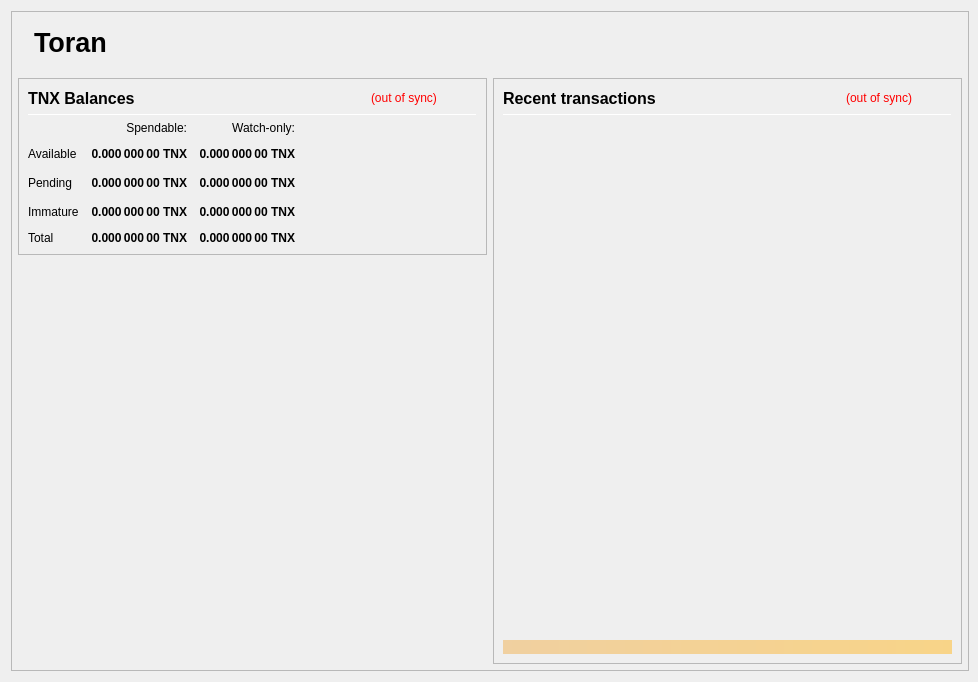
First picture: the form in src/qt/forms/overviewpage.ui, repository MotifyMusicGroup/Motify, before the edit.
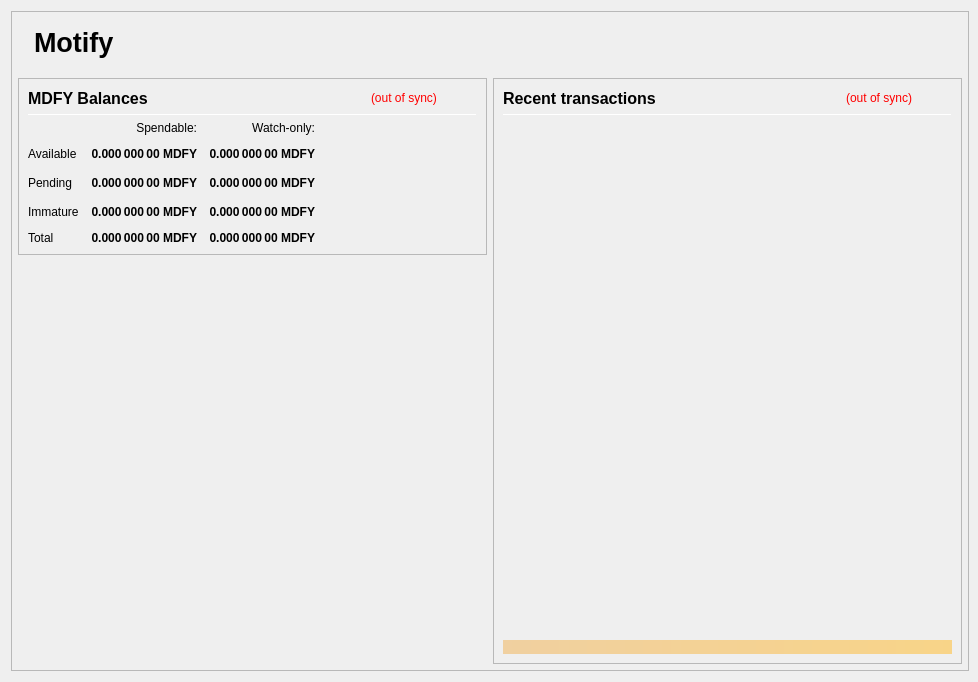
Second picture: the form after the edit.

Patch:
```diff
--- a/src/qt/forms/overviewpage.ui
+++ b/src/qt/forms/overviewpage.ui
@@ -131,7 +131,7 @@
              </font>
             </property>
             <property name="text">
-             <string>Toran</string>
+             <string>Motify</string>
             </property>
             <property name="alignment">
              <set>Qt::AlignLeading|Qt::AlignLeft|Qt::AlignVCenter</set>
@@ -224,7 +224,7 @@
                        </font>
                       </property>
                       <property name="text">
-                       <string>TNX Balances</string>
+                       <string>MDFY Balances</string>
                       </property>
                      </widget>
                     </item>
@@ -301,7 +301,7 @@
                        <string>Unconfirmed transactions to watch-only addresses</string>
                       </property>
                       <property name="text">
-                       <string notr="true">0.000 000 00 TNX</string>
+                       <string notr="true">0.000 000 00 MDFY</string>
                       </property>
                       <property name="alignment">
                        <set>Qt::AlignRight|Qt::AlignTrailing|Qt::AlignVCenter</set>
@@ -326,7 +326,7 @@
                        <string>Total of transactions that have yet to be confirmed, and do not yet count toward the spendable balance</string>
                       </property>
                       <property name="text">
-                       <string notr="true">0.000 000 00 TNX</string>
+                       <string notr="true">0.000 000 00 MDFY</string>
                       </property>
                       <property name="alignment">
                        <set>Qt::AlignRight|Qt::AlignTrailing|Qt::AlignVCenter</set>
@@ -351,7 +351,7 @@
                        <string>Staked or masternode rewards in watch-only addresses that has not yet matured</string>
                       </property>
                       <property name="text">
-                       <string notr="true">0.000 000 00 TNX</string>
+                       <string notr="true">0.000 000 00 MDFY</string>
                       </property>
                       <property name="alignment">
                        <set>Qt::AlignRight|Qt::AlignTrailing|Qt::AlignVCenter</set>
@@ -386,7 +386,7 @@
                        <string>Staked or masternode rewards that has not yet matured</string>
                       </property>
                       <property name="text">
-                       <string notr="true">0.000 000 00 TNX</string>
+                       <string notr="true">0.000 000 00 MDFY</string>
                       </property>
                       <property name="alignment">
                        <set>Qt::AlignRight|Qt::AlignTrailing|Qt::AlignVCenter</set>
@@ -434,7 +434,7 @@
                        <string>Your current total balance</string>
                       </property>
                       <property name="text">
-                       <string notr="true">0.000 000 00 TNX</string>
+                       <string notr="true">0.000 000 00 MDFY</string>
                       </property>
                       <property name="alignment">
                        <set>Qt::AlignRight|Qt::AlignTrailing|Qt::AlignVCenter</set>
@@ -459,7 +459,7 @@
                        <string>Current total balance in watch-only addresses</string>
                       </property>
                       <property name="text">
-                       <string notr="true">0.000 000 00 TNX</string>
+                       <string notr="true">0.000 000 00 MDFY</string>
                       </property>
                       <property name="alignment">
                        <set>Qt::AlignRight|Qt::AlignTrailing|Qt::AlignVCenter</set>
@@ -504,7 +504,7 @@
                        <string>Your current spendable balance</string>
                       </property>
                       <property name="text">
-                       <string notr="true">0.000 000 00 TNX</string>
+                       <string notr="true">0.000 000 00 MDFY</string>
                       </property>
                       <property name="alignment">
                        <set>Qt::AlignRight|Qt::AlignTrailing|Qt::AlignVCenter</set>
@@ -529,7 +529,7 @@
                        <string>Your current balance in watch-only addresses</string>
                       </property>
                       <property name="text">
-                       <string notr="true">0.000 000 00 TNX</string>
+                       <string notr="true">0.000 000 00 MDFY</string>
                       </property>
                       <property name="alignment">
                        <set>Qt::AlignRight|Qt::AlignTrailing|Qt::AlignVCenter</set>
```
Left out of the diff: 4 changed lines with no effect on the pictures.
